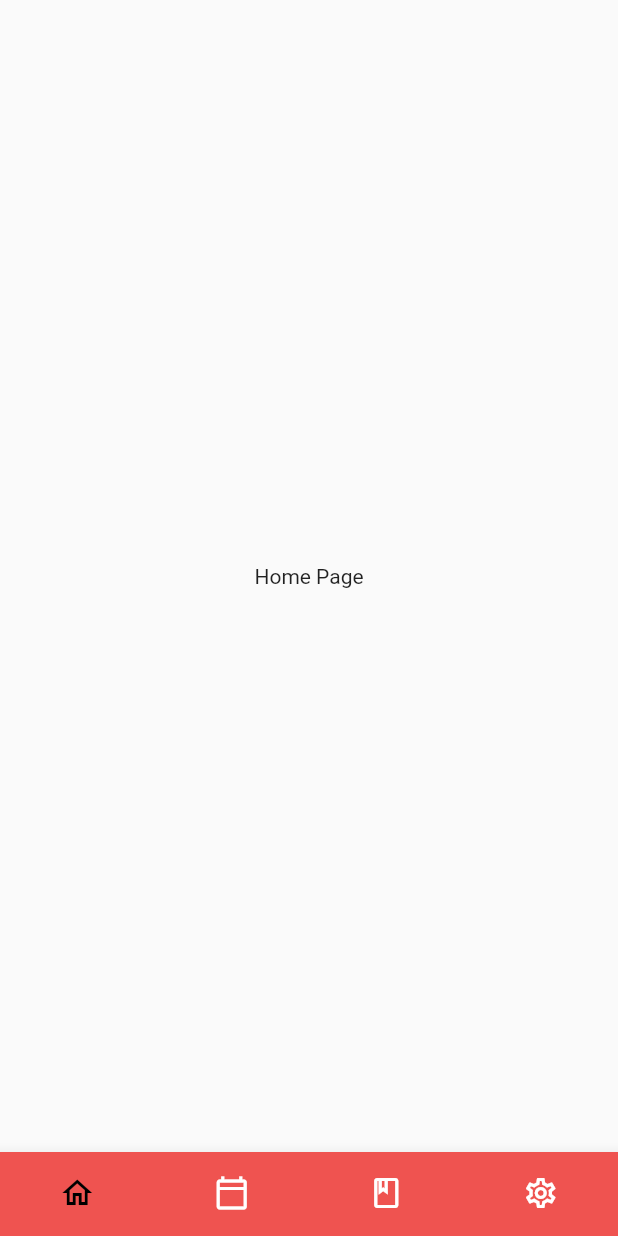
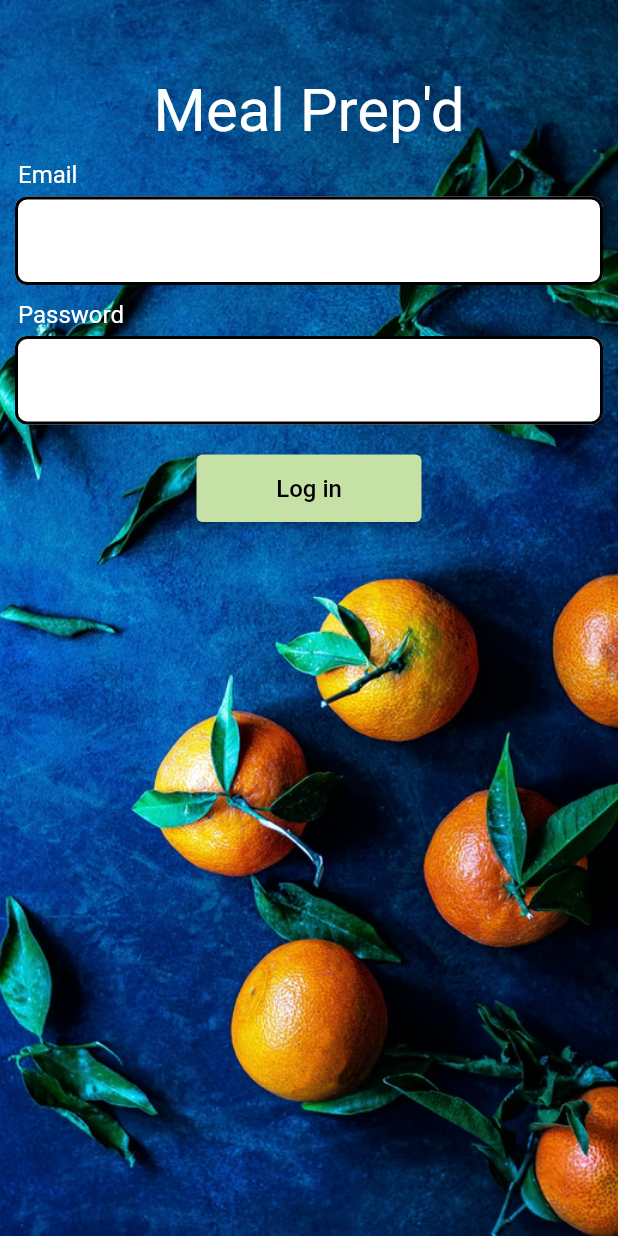
Before and after one commit to Jessica-Trujillo/MealPrep, a Flutter app: the screen it shows after launch, on a phone screen of 412 x 824 dp. Run offline on Flutter 3.47's test engine with Material 2 defaults, Android fonts, the light colour scheme and no system bars; our stand-ins replace cloud_firestore, firebase_auth, firebase_core, flutter_calendar_carousel; missing offline and left inert: cloud_firestore_web, firebase_auth_web, firebase_core_web; accounts and stored records are empty.

Commit message:
Started login page

```diff
--- /dev/null
+++ b/MealPrep/lib/LoginPage.dart
@@ -0,0 +1,173 @@
+import 'package:firebase_auth/firebase_auth.dart';
+import 'package:flutter/cupertino.dart';
+import 'package:flutter/material.dart';
+import 'package:foodplanapp/MyColors.dart';
+import 'package:foodplanapp/RootNavigationPage.dart';
+
+class LoginPage extends StatefulWidget {
+
+  @override
+  State<StatefulWidget> createState() {
+    return LoginPageState();
+  }
+
+}
+
+class LoginPageState extends State<LoginPage>{
+
+  InputDecoration textFieldDecoration = InputDecoration(
+
+    fillColor: Colors.white,
+    filled: true,
+      enabledBorder: OutlineInputBorder(
+        borderSide: BorderSide(width: 2, color: Colors.black),
+        borderRadius: BorderRadius.circular(8),
+      ),
+      focusedBorder: OutlineInputBorder(
+        borderSide: BorderSide(width: 2, color: MyColors.accentColor),
+        borderRadius: BorderRadius.circular(8),
+      ),
+  );
+
+
+  TextEditingController emailController = TextEditingController();
+  TextEditingController passwordController = TextEditingController();
+
+  bool isLoggingIn = false;
+  String? error;
+
+  void loginClicked() async {
+    setState(() {
+      isLoggingIn = true;
+    });
+    try {
+      UserCredential userCredential = await FirebaseAuth.instance.signInWithEmailAndPassword(
+        email: emailController.text,
+        password: passwordController.text
+      );
+
+      Navigator.of(context).push(MaterialPageRoute(builder: (context){ return RootNavigationPage();}));
+
+    }
+    on FirebaseAuthException catch (e) {
+      if (e.code == 'user-not-found') {
+        error = 'No user found for that email.';
+      }
+      else if (e.code == 'wrong-password') {
+        error = 'Invalid username or password.';
+      }
+      else{
+        error = "Error logging in";
+      }
+    }
+    setState(() {
+      isLoggingIn = false;
+    });
+  }
+
+  @override
+  Widget build(BuildContext context) {
+    if (isLoggingIn){
+      return Scaffold(
+      backgroundColor: Colors.orange[50],
+      body:
+      Stack(
+        fit: StackFit.expand,
+        children: [
+          Container(color: Colors.red, child:
+            FittedBox(
+              fit: BoxFit.cover,
+              child: Image.asset("images/backgroundImage.png"),
+            ),
+          ),
+
+          Column(children: [
+            Container(height: 50),
+            Container(alignment: Alignment.center,
+              child: Text("Meal Prep'd", style: TextStyle(fontSize: 40, color: Colors.white, fontWeight: FontWeight.w400))
+            ),
+            Container(height: 50),
+            Container(alignment: Alignment.center,
+              child: Text("Logging in..", style: TextStyle(fontSize: 30, color: Colors.white, fontWeight: FontWeight.w400))
+            ),
+          ])
+        ])
+      );
+    }
+
+    Widget errorWidget;
+    if (error != null){
+      errorWidget =
+      Container(color: Colors.white,
+        child:
+        Text(error!, style: TextStyle(color: Colors.black, fontSize: 20, fontWeight: FontWeight.bold))
+      );
+    }
+    else{
+      errorWidget = Container();
+    }
+
+
+    return Scaffold(
+      backgroundColor: Colors.orange[50],
+      body:
+      Stack(
+        fit: StackFit.expand,
+        children: [
+        Container(color: Colors.red, child:
+          FittedBox(
+            fit: BoxFit.cover,
+            child: Image.asset("images/backgroundImage.png"),
+          ),
+        ),
+
+        Column(children: [
+          Container(height: 50),
+          Container(alignment: Alignment.center,
+            child: Text("Meal Prep'd", style: TextStyle(fontSize: 40, color: Colors.white, fontWeight: FontWeight.w400))
+          ),
+          Container(height: 10),
+          Container(margin: EdgeInsets.fromLTRB(12, 0, 0, 5), alignment: Alignment.bottomLeft, child:
+
+            Text("Email", style: TextStyle(fontSize: 16, color: Colors.white)),
+
+          ),
+          Container(margin: EdgeInsets.fromLTRB(10,0,10,0),
+            child:
+            TextField(controller: emailController,
+              decoration: textFieldDecoration
+            ),
+          ),
+
+          Container(height: 10),
+          Container(margin: EdgeInsets.fromLTRB(12, 0, 0, 5), alignment: Alignment.bottomLeft, child:
+            Text("Password", style: TextStyle(fontSize: 16, color: Colors.white)),
+          ),
+          Container(margin: EdgeInsets.fromLTRB(10,0,10,0),
+            child:
+            TextField(controller: passwordController, obscureText: true,
+              decoration: textFieldDecoration
+            ),
+          ),
+          Container(height: 20),
+          Container(width: 150, height: 45,
+            child:
+            ElevatedButton(
+              onPressed: loginClicked,
+              style: ElevatedButton.styleFrom(
+                primary: Colors.lightGreen[200],
+
+              ),
+              child: Text("Log in", style: TextStyle(fontSize: 16, color: Colors.black))
+            )
+          ),
+          Container(height: 10),
+          errorWidget,
+        ],),
+      ],)
+
+
+    );
+  }
+
+}
--- a/MealPrep/lib/MyColors.dart
+++ b/MealPrep/lib/MyColors.dart
@@ -4,3 +4,19 @@ import 'package:flutter/material.dart';
 class MyColors{
   static Color accentColor = Colors.red[400]!;
 }
+
+class MyStyles{
+  static InputDecoration defaultInputDecoration = InputDecoration(
+
+      enabledBorder: OutlineInputBorder(
+        borderSide: BorderSide(width: 2, color: Colors.black),
+        borderRadius: BorderRadius.circular(8),
+      ),
+      focusedBorder: OutlineInputBorder(
+        borderSide: BorderSide(width: 2, color: MyColors.accentColor),
+        borderRadius: BorderRadius.circular(8),
+      ),
+  );
+
+
+}
--- a/MealPrep/lib/main.dart
+++ b/MealPrep/lib/main.dart
@@ -2,6 +2,7 @@
 import 'dart:io';
 
 import 'package:flutter/material.dart';
+import 'package:foodplanapp/LoginPage.dart';
 import 'package:foodplanapp/RootNavigationPage.dart';
 import 'package:firebase_core/firebase_core.dart';
 import 'package:cloud_firestore/cloud_firestore.dart';
@@ -321,16 +322,24 @@ class MyApp extends StatefulWidget {
 
 class MyAppState extends State<MyApp>{
 
+  late Widget mainPage;
+
   bool isInitialized = false;
 
   void initAsync() async {
     await Firebase.initializeApp();
     setState(() {
       isInitialized = true;
+      mainPage = LoginPage();
     });
   }
 
   @override void initState(){
+    mainPage = Scaffold(
+      body: Container(alignment: Alignment.center, child:
+        Text("Initializing..", style: TextStyle(fontSize: 20))
+      )
+    );
     initAsync();
     super.initState();
   }
@@ -338,17 +347,9 @@ class MyAppState extends State<MyApp>{
 
   @override
   Widget build(BuildContext context) {
-    if (!isInitialized){
-      return MaterialApp(home:
-        Scaffold(
-          body: Container(alignment: Alignment.center, child:
-            Text("Initializing..", style: TextStyle(fontSize: 20))
-          )
-        )
-      );
-    }
-
-    return MaterialApp(home: RootNavigationPage());
+    return MaterialApp(home:
+      mainPage
+    );
   }
 
 }
```
Also changed, not shown: MealPrep/images/backgroundImage.png (added), 1 other file.
